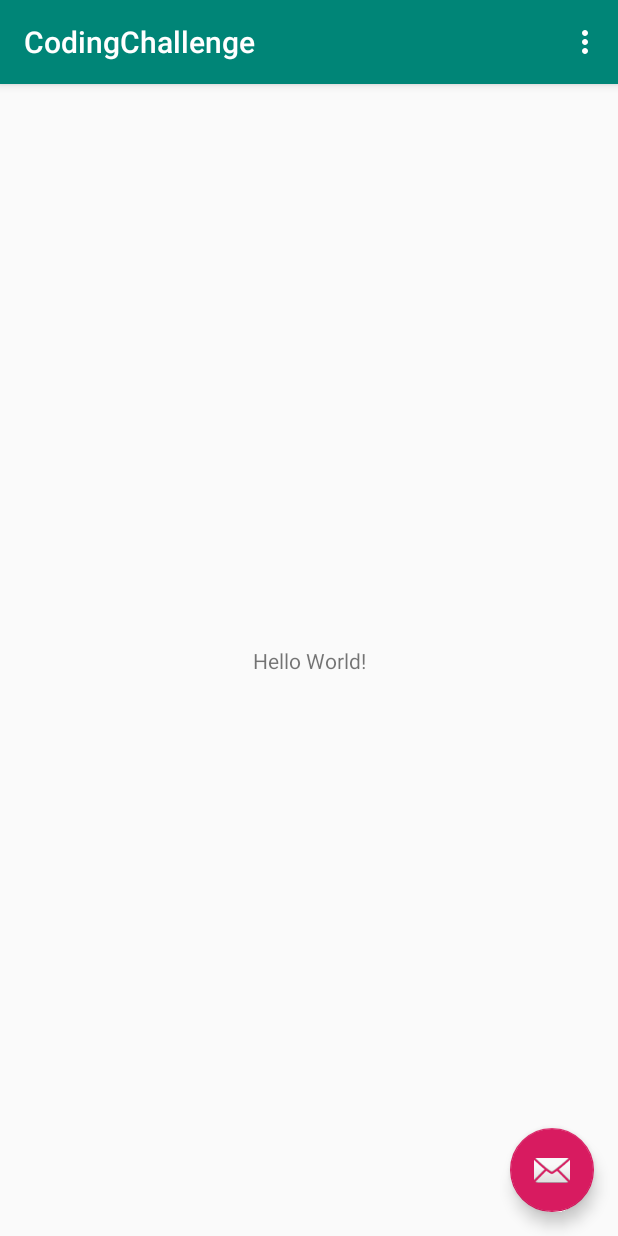
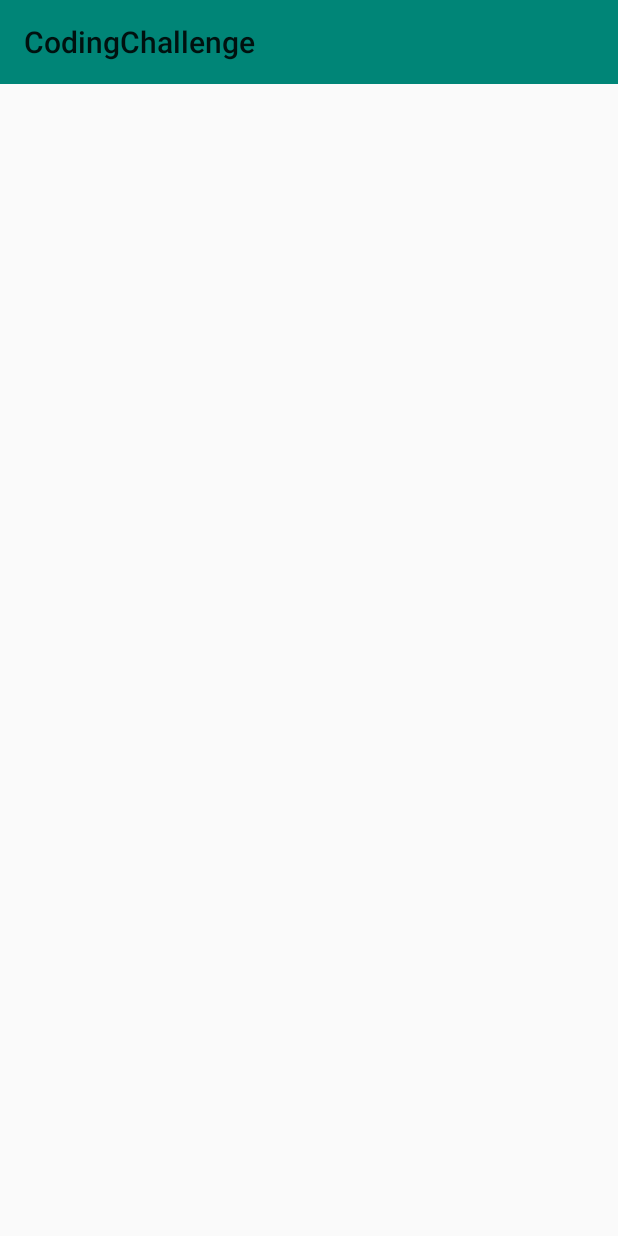
Before and after one commit to shubhambansal/CodingChallenge, an Android app: the screen it shows after launch (MainActivity), on a phone screen of 412 x 824 dp. Run offline under Robolectric (Android 15) with nearby library versions, the phone set to English and light mode, and no system bars.

Commit message:
master clean up some code

```diff
--- a/app/src/main/java/com/mobile/codingchallenge/MainActivity.kt
+++ b/app/src/main/java/com/mobile/codingchallenge/MainActivity.kt
@@ -14,26 +14,5 @@ class MainActivity : AppCompatActivity() {
         super.onCreate(savedInstanceState)
         setContentView(R.layout.activity_main)
         setSupportActionBar(toolbar)
-
-        fab.setOnClickListener { view ->
-            Snackbar.make(view, "Replace with your own action", Snackbar.LENGTH_LONG)
-                .setAction("Action", null).show()
-        }
-    }
-
-    override fun onCreateOptionsMenu(menu: Menu): Boolean {
-        // Inflate the menu; this adds items to the action bar if it is present.
-        menuInflater.inflate(R.menu.menu_main, menu)
-        return true
-    }
-
-    override fun onOptionsItemSelected(item: MenuItem): Boolean {
-        // Handle action bar item clicks here. The action bar will
-        // automatically handle clicks on the Home/Up button, so long
-        // as you specify a parent activity in AndroidManifest.xml.
-        return when (item.itemId) {
-            R.id.action_settings -> true
-            else -> super.onOptionsItemSelected(item)
-        }
     }
 }
--- a/app/src/main/res/layout/activity_main.xml
+++ b/app/src/main/res/layout/activity_main.xml
@@ -1,5 +1,5 @@
 <?xml version="1.0" encoding="utf-8"?>
-<androidx.coordinatorlayout.widget.CoordinatorLayout
+<LinearLayout
         xmlns:android="http://schemas.android.com/apk/res/android"
         xmlns:app="http://schemas.android.com/apk/res-auto"
         xmlns:tools="http://schemas.android.com/tools"
@@ -7,28 +7,11 @@
         android:layout_height="match_parent"
         tools:context=".MainActivity">
 
-    <com.google.android.material.appbar.AppBarLayout
-            android:layout_height="wrap_content"
+    <androidx.appcompat.widget.Toolbar
+            android:id="@+id/toolbar"
             android:layout_width="match_parent"
-            android:theme="@style/AppTheme.AppBarOverlay">
+            android:layout_height="?attr/actionBarSize"
+            android:background="?attr/colorPrimary"
+            app:popupTheme="@style/AppTheme.PopupOverlay"/>
 
-        <androidx.appcompat.widget.Toolbar
-                android:id="@+id/toolbar"
-                android:layout_width="match_parent"
-                android:layout_height="?attr/actionBarSize"
-                android:background="?attr/colorPrimary"
-                app:popupTheme="@style/AppTheme.PopupOverlay"/>
-
-    </com.google.android.material.appbar.AppBarLayout>
-
-    <include layout="@layout/content_main"/>
-
-    <com.google.android.material.floatingactionbutton.FloatingActionButton
-            android:id="@+id/fab"
-            android:layout_width="wrap_content"
-            android:layout_height="wrap_content"
-            android:layout_gravity="bottom|end"
-            android:layout_margin="@dimen/fab_margin"
-            app:srcCompat="@android:drawable/ic_dialog_email"/>
-
-</androidx.coordinatorlayout.widget.CoordinatorLayout>
+</LinearLayout>
--- a/app/src/main/res/layout/content_main.xml
+++ /dev/null
@@ -1,21 +0,0 @@
-<?xml version="1.0" encoding="utf-8"?>
-<androidx.constraintlayout.widget.ConstraintLayout
-        xmlns:android="http://schemas.android.com/apk/res/android"
-        xmlns:tools="http://schemas.android.com/tools"
-        xmlns:app="http://schemas.android.com/apk/res-auto"
-        android:layout_width="match_parent"
-        android:layout_height="match_parent"
-        app:layout_behavior="@string/appbar_scrolling_view_behavior"
-        tools:showIn="@layout/activity_main"
-        tools:context=".MainActivity">
-
-    <TextView
-            android:layout_width="wrap_content"
-            android:layout_height="wrap_content"
-            android:text="Hello World!"
-            app:layout_constraintBottom_toBottomOf="parent"
-            app:layout_constraintLeft_toLeftOf="parent"
-            app:layout_constraintRight_toRightOf="parent"
-            app:layout_constraintTop_toTopOf="parent"/>
-
-</androidx.constraintlayout.widget.ConstraintLayout>
```
